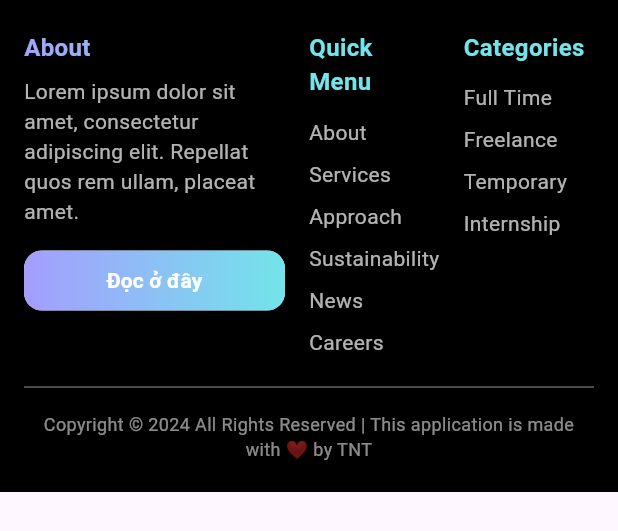
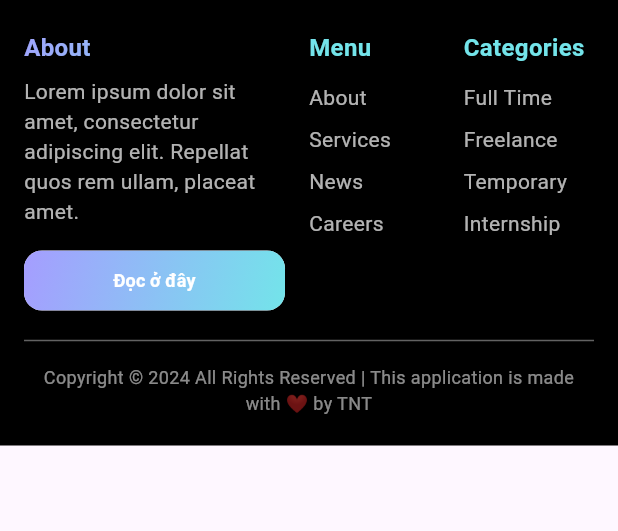
Before and after one commit to ThuPham60232004/flutter_application_project, a Flutter app: the CustomFooter widget shown alone on an empty page, opened directly, on a phone screen of 412 x 824 dp. Shown: the top 531 px of the screen. Run offline on Flutter 3.47's test engine with Material 3 defaults, Android fonts, the phone set to English and light mode, and no system bars.

Commit message:
Add component

```diff
--- /dev/null
+++ b/lib/core/themes/primary_theme.dart
@@ -0,0 +1,10 @@
+import 'package:flutter/material.dart';
+
+class PrimaryTheme {
+  static const LinearGradient buttonPrimary = LinearGradient(
+    colors: [Color(0xFFA59DFF), Color(0xFF73E4EA)],
+    begin: Alignment.topLeft,
+    end: Alignment.bottomRight,
+  );
+
+}
--- a/lib/core/widgets/customFooter.dart
+++ b/lib/core/widgets/customFooter.dart
@@ -1,5 +1,5 @@
 import 'package:flutter/material.dart';
-
+import 'package:flutter_application_project/core/themes/primary_theme.dart';
 class CustomFooter extends StatelessWidget {
   @override
   Widget build(BuildContext context) {
@@ -39,28 +39,24 @@ class CustomFooter extends StatelessWidget {
                       style: TextStyle(color: Colors.white70, fontSize: 14),
                     ),
                     SizedBox(height: 12),
-                    // Gradient Button
                     ElevatedButton(
                       onPressed: () {},
                       style: ElevatedButton.styleFrom(
-                        padding: EdgeInsets.zero, // Align gradient properly
+                        padding: EdgeInsets.zero,
+                        minimumSize: Size(80, 32),
                         shape: RoundedRectangleBorder(
                           borderRadius: BorderRadius.circular(12),
                         ),
                       ),
                       child: Ink(
                         decoration: BoxDecoration(
-                          gradient: LinearGradient(
-                            colors: [Color(0xFFA59DFF), Color(0xFF73E4EA)], // Gradient colors
-                            begin: Alignment.centerLeft,
-                            end: Alignment.centerRight,
-                          ),
+                          gradient: PrimaryTheme.buttonPrimary,
                           borderRadius: BorderRadius.circular(12),
                         ),
                         child: Container(
                           constraints: BoxConstraints(
                             minHeight: 40,
-                            minWidth: 120,
+                            minWidth: 80,
                           ),
                           alignment: Alignment.center,
                           child: Text(
@@ -68,6 +64,7 @@ class CustomFooter extends StatelessWidget {
                             style: TextStyle(
                               color: Colors.white,
                               fontWeight: FontWeight.bold,
+                              fontSize: 12,
                             ),
                           ),
                         ),
@@ -77,14 +74,13 @@ class CustomFooter extends StatelessWidget {
                 ),
               ),
               SizedBox(width: 16),
-              // Quick Menu Section
               Expanded(
                 flex: 1,
                 child: Column(
                   crossAxisAlignment: CrossAxisAlignment.start,
                   children: [
                     Text(
-                      'Quick Menu',
+                      'Menu',
                       style: TextStyle(
                       fontSize: 16,
                       fontWeight: FontWeight.bold,
@@ -102,8 +98,6 @@ class CustomFooter extends StatelessWidget {
                       children: [
                         'About',
                         'Services',
-                        'Approach',
-                        'Sustainability',
                         'News',
                         'Careers',
                       ].map((item) {
--- a/lib/presentation/screens/login_screen.dart
+++ b/lib/presentation/screens/login_screen.dart
@@ -1,13 +1,16 @@
 import 'package:flutter/material.dart';
-
+import 'package:flutter_application_project/core/widgets/customAppbar.dart';
+import 'package:flutter_application_project/app.dart';
 class LoginScreen extends StatelessWidget {
   const LoginScreen({Key? key}) : super(key: key);
 
   @override
   Widget build(BuildContext context) {
+    final inheritedTheme = AppInheritedTheme.of(context);
     return Scaffold(
-      appBar: AppBar(
-        title: const Text('Login Screen'),
+      appBar: CustomAppBar(
+        themeMode: inheritedTheme!.themeMode,
+        toggleTheme: inheritedTheme.toggleTheme,
       ),
       body: Center(
         child: const Text('Welcome to Login Screen'),
```
